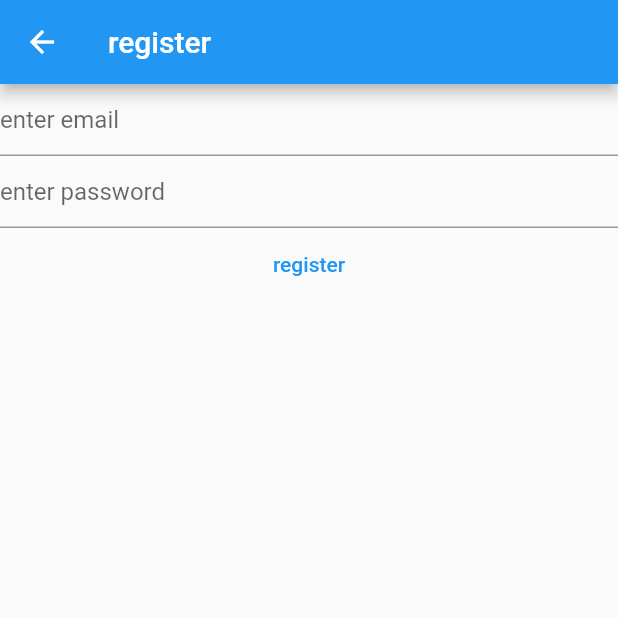
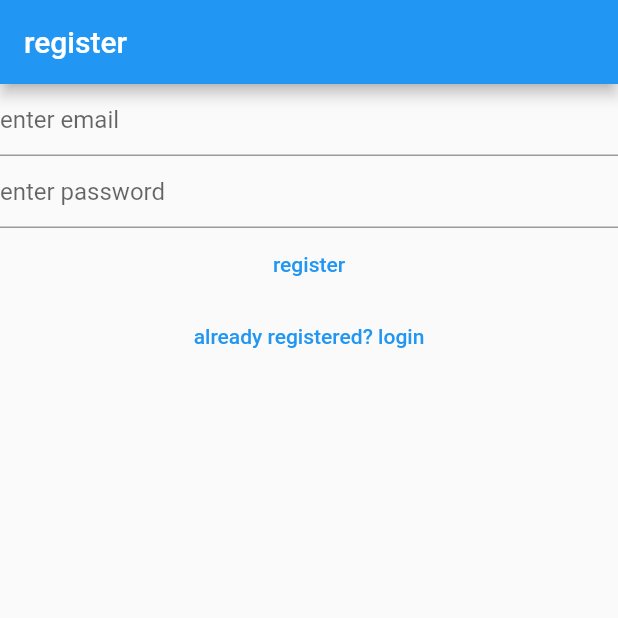
Before and after one commit to ghisford/nzimanotes, a Flutter app: the RegisterView screen opened directly, on a phone screen of 412 x 824 dp, the top half of it. Run offline on Flutter 3.47's test engine with Material 2 defaults, Android fonts, the phone set to English and light mode, and no system bars; our stand-ins replace firebase_auth, firebase_core; accounts and stored records are empty.

Commit message:
second commit

```diff
--- a/lib/views/register_view.dart
+++ b/lib/views/register_view.dart
@@ -32,17 +32,8 @@ class _RegisterViewState extends State<RegisterView> {
   @override
   Widget build(BuildContext context) {
     return Scaffold(
-      appBar: AppBar(
-        title: const Text('register'),
-      ),
-      body: FutureBuilder(
-        future: Firebase.initializeApp(
-          options: DefaultFirebaseOptions.currentPlatform,
-        ),
-        builder: (context, snapshot) {
-          switch (snapshot.connectionState) {
-            case ConnectionState.done:
-              return Column(
+      appBar: AppBar(title: const Text("register")),
+      body: Column(
         children: [
           TextField(
             enableSuggestions: false,
@@ -55,8 +46,7 @@ class _RegisterViewState extends State<RegisterView> {
             obscureText: true,
             enableSuggestions: false,
             autocorrect: false,
-                    decoration:
-                        const InputDecoration(hintText: 'enter password'),
+            decoration: const InputDecoration(hintText: 'enter password'),
             controller: _password,
           ),
           TextButton(
@@ -64,8 +54,8 @@ class _RegisterViewState extends State<RegisterView> {
               final email = _email.text;
               final password = _password.text;
               try {
-                        final UserCredential = await FirebaseAuth.instance
-                            .createUserWithEmailAndPassword(
+                final UserCredential =
+                    await FirebaseAuth.instance.createUserWithEmailAndPassword(
                   email: email,
                   password: password,
                 );
@@ -75,19 +65,20 @@ class _RegisterViewState extends State<RegisterView> {
                   log("weak password bruh");
                 } else if (e.code == "email-already-in-use") {
                   log('email already in use');
-                        } else if(e.code == "invalid-email") {
+                } else if (e.code == "invalid-email") {
                   print("invalid email");
                 }
               }
             },
             child: const Text('register'),
           ),
+          TextButton(
+              onPressed: () {
+                Navigator.of(context)
+                    .pushNamedAndRemoveUntil("/login/", (route) => false);
+              },
+              child: const Text("already registered? login"))
         ],
-              );
-            default:
-              return const Center(child: Text('loading...'));
-          }
-        },
       ),
     );
   }
```
Also changed, not shown: lib/main.dart (+17 -15 lines), lib/views/login_view.dart (+12 -23 lines), lib/views/verify_email_view.dart (added, +29 -0 lines). Lines whose indentation alone changed are shown as unchanged.
